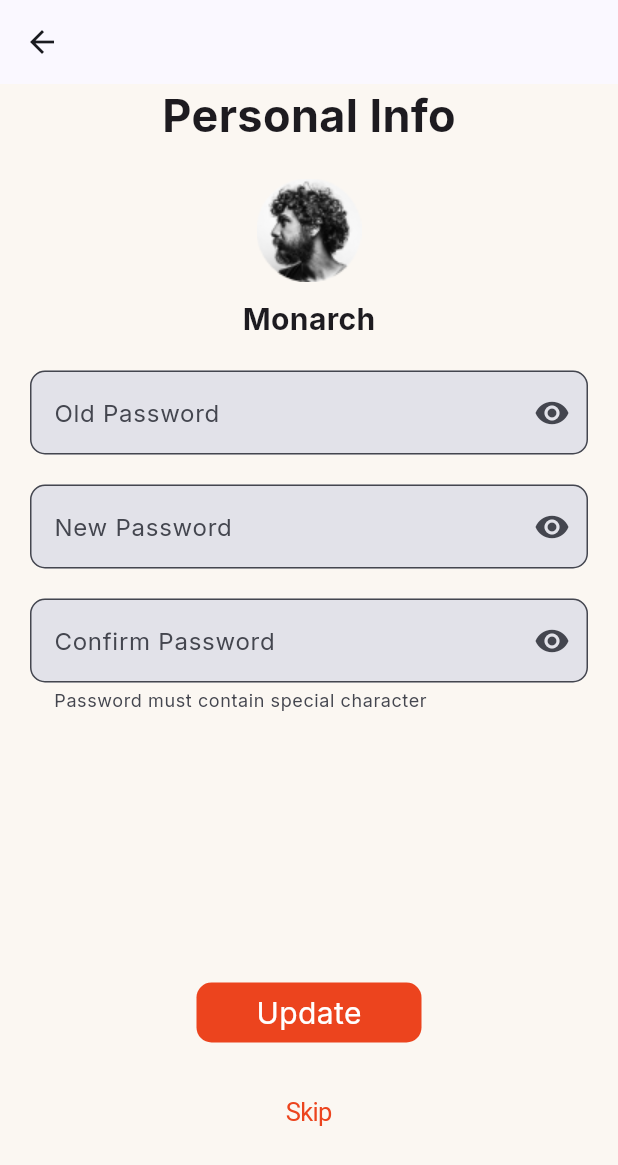
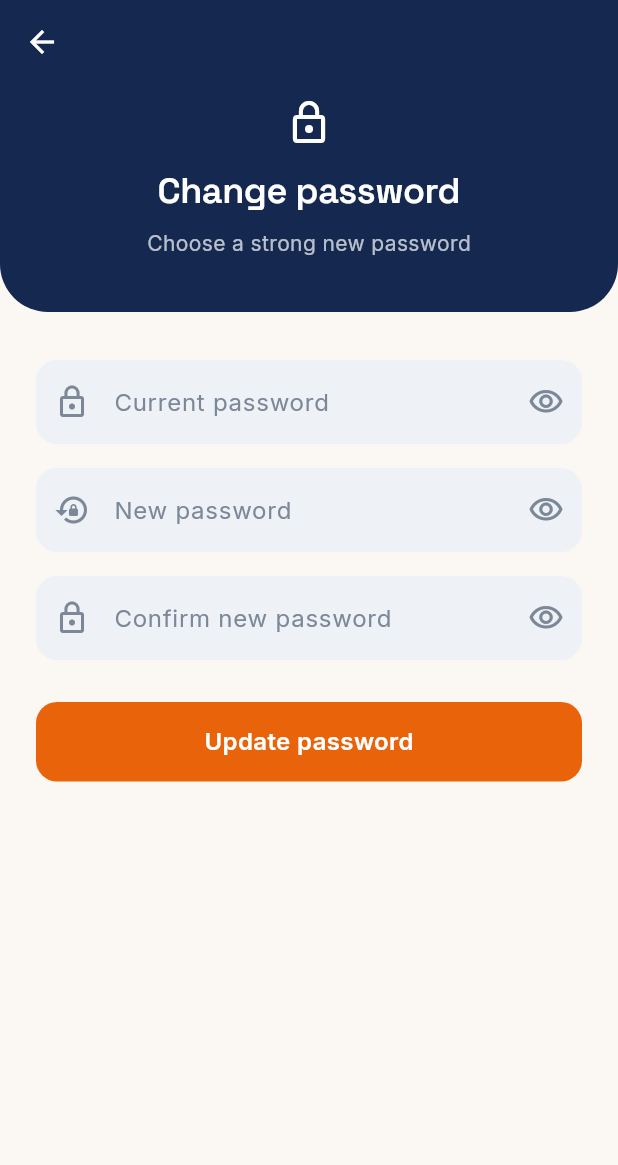
Before and after one commit to monarchjain/AeroBasket, a Flutter app: the ChangePassword screen opened directly, on a phone screen of 412 x 824 dp. Shown: the top 1165 px of the screen. Run offline on Flutter 3.47's test engine with Material 3 defaults, Android fonts, the phone set to English and light mode, and no system bars; our stand-ins replace device_info_plus, get, google_fonts, image_picker, toggle_switch.

Commit message:
Redesign Change Password and Update Profile screens, add SlideToConfirm widget, wire password changes to backend

```diff
--- a/lib/changepassword.dart
+++ b/lib/changepassword.dart
@@ -1,6 +1,11 @@
-import 'package:aerobasket/searchpage.dart';
-import 'package:flutter/cupertino.dart';
+import 'dart:convert';
 import 'package:flutter/material.dart';
+import 'package:get/get.dart';
+import 'package:http/http.dart' as http;
+import 'package:google_fonts/google_fonts.dart';
+import 'controllers/auth_controller.dart';
+import 'config/api_config.dart';
+import 'config/app_theme.dart';
 
 class ChangePassword extends StatefulWidget {
   const ChangePassword({super.key});
@@ -8,145 +13,183 @@ class ChangePassword extends StatefulWidget {
   @override
   State<ChangePassword> createState() => _ChangePasswordState();
 }
+
 class _ChangePasswordState extends State<ChangePassword> {
-  bool passwordVisible=false;
-  @override
-  void initState(){
-    super.initState();
-    passwordVisible=true;
+  final AuthController authController = Get.find<AuthController>();
+  final GlobalKey<FormState> globalKey = GlobalKey<FormState>();
+
+  TextEditingController oldPasswordController = TextEditingController();
+  TextEditingController newPasswordController = TextEditingController();
+  TextEditingController confirmPasswordController = TextEditingController();
+
+  bool oldVisible = true;
+  bool newVisible = true;
+  bool confirmVisible = true;
+  bool isLoading = false;
+
+  Future<void> updatePassword() async {
+    if (!globalKey.currentState!.validate()) {
+      return;
+    }
+
+    setState(() { isLoading = true; });
+
+    try {
+      final response = await http.post(
+        Uri.parse('${ApiConfig.baseUrl}/api/auth/change-password'),
+        headers: {
+          'Content-Type': 'application/json',
+          'Authorization': 'Bearer ${authController.token.value}',
+        },
+        body: jsonEncode({
+          "oldPassword": oldPasswordController.text,
+          "newPassword": newPasswordController.text,
+        }),
+      );
+
+      final data = jsonDecode(response.body);
+
+      if (response.statusCode == 200) {
+        if (mounted) {
+          ScaffoldMessenger.of(context).showSnackBar(
+            const SnackBar(content: Text("Password changed successfully")),
+          );
+          Navigator.pop(context);
+        }
+      } else {
+        if (mounted) {
+          ScaffoldMessenger.of(context).showSnackBar(
+            SnackBar(content: Text(data['message'] ?? 'Could not change password')),
+          );
+        }
+      }
+    } catch (e) {
+      if (mounted) {
+        ScaffoldMessenger.of(context).showSnackBar(
+          const SnackBar(content: Text('Could not connect to server. Is the backend running?')),
+        );
+      }
+    } finally {
+      if (mounted) {
+        setState(() { isLoading = false; });
+      }
+    }
   }
 
   @override
   Widget build(BuildContext context) {
     return Scaffold(
+      backgroundColor: AppColors.paper,
       appBar: AppBar(
-        title: const Text(''),
+        backgroundColor: AppColors.navy,
+        foregroundColor: Colors.white,
+        elevation: 0,
       ),
       body: SingleChildScrollView(
+        child: Form(
+          key: globalKey,
           child: Column(
-          mainAxisAlignment: MainAxisAlignment.start,
-          crossAxisAlignment: CrossAxisAlignment.start,
+            crossAxisAlignment: CrossAxisAlignment.stretch,
             children: [
-            const Center(child: Text("Personal Info",style: TextStyle(fontSize: 30,fontWeight: FontWeight.bold),)),
-            Padding(
-              padding: const EdgeInsets.only(top: 20),
-              child: Center(child: Image.asset("assets/profilepic.png")),
+              Container(
+                width: double.infinity,
+                padding: const EdgeInsets.only(top: 10, bottom: 36),
+                decoration: const BoxDecoration(
+                  color: AppColors.navy,
+                  borderRadius: BorderRadius.only(
+                    bottomLeft: Radius.circular(32),
+                    bottomRight: Radius.circular(32),
                   ),
-            const Padding(
-              padding: EdgeInsets.only(top: 10),
-              child: Center(child: Text("Monarch",style: TextStyle(fontSize: 20,fontWeight: FontWeight.bold),)),
                 ),
-            Padding(
-              padding: const EdgeInsets.only(top: 20,left: 20,right: 20),
-              child: TextField(
-                obscureText: passwordVisible,
-                decoration: InputDecoration(
-                  labelText: "Old Password",
-                  helperStyle:const TextStyle(color:Colors.red),
-                  border: OutlineInputBorder(
-                      borderRadius: BorderRadius.circular(10)
+                child: Column(
+                  children: [
+                    const Icon(Icons.lock_outline, color: Colors.white, size: 32),
+                    const SizedBox(height: 12),
+                    Text(
+                      'Change password',
+                      style: GoogleFonts.spaceGrotesk(
+                        fontSize: 24,
+                        fontWeight: FontWeight.w600,
+                        color: Colors.white,
+                        letterSpacing: -0.3,
                       ),
-                  hintText: "Enter  your Old Password",
-                  suffixIcon: IconButton(icon: Icon(passwordVisible?Icons.visibility : Icons.visibility_off),
-                    onPressed: (){
-                      setState(
-                            () {
-                          passwordVisible = !passwordVisible;
-                        },
-                      );
-                    },
                     ),
-                  alignLabelWithHint: false,
-                  filled: true,
+                    const SizedBox(height: 8),
+                    Text(
+                      "Choose a strong new password",
+                      style: GoogleFonts.inter(fontSize: 14, color: Colors.white.withOpacity(0.7)),
                     ),
-                keyboardType: TextInputType.visiblePassword,
-                textInputAction: TextInputAction.done,
+                  ],
                 ),
               ),
               Padding(
-              padding: const EdgeInsets.only(top: 20,left: 20,right: 20),
-              child: TextField(
-                obscureText: passwordVisible,
-                decoration: InputDecoration(
-                  labelText: "New Password",
-                  border: OutlineInputBorder(
-                      borderRadius: BorderRadius.circular(10)
+                padding: const EdgeInsets.fromLTRB(24, 32, 24, 24),
+                child: Column(
+                  crossAxisAlignment: CrossAxisAlignment.stretch,
+                  children: [
+                    TextFormField(
+                      controller: oldPasswordController,
+                      obscureText: oldVisible,
+                      decoration: AppInputs.filled(label: "Current password", icon: Icons.lock_outline).copyWith(
+                        suffixIcon: IconButton(
+                          icon: Icon(oldVisible ? Icons.visibility_outlined : Icons.visibility_off_outlined, color: AppColors.slate),
+                          onPressed: () => setState(() { oldVisible = !oldVisible; }),
                         ),
-                  hintText: "Enter your New Password",
-                  suffixIcon: IconButton(icon: Icon(passwordVisible?Icons.visibility : Icons.visibility_off),
-                    onPressed: (){
-                      setState(
-                            () {
-                          passwordVisible = !passwordVisible;
-                        },
-                      );
+                      ),
+                      validator: (value) {
+                        if (value == null || value.isEmpty) return 'Please enter your current password';
+                        return null;
                       },
                     ),
-                  alignLabelWithHint: false,
-                  filled: true,
-                ),
-                keyboardType: TextInputType.visiblePassword,
-                textInputAction: TextInputAction.done,
+                    const SizedBox(height: 16),
+                    TextFormField(
+                      controller: newPasswordController,
+                      obscureText: newVisible,
+                      decoration: AppInputs.filled(label: "New password", icon: Icons.lock_reset).copyWith(
+                        suffixIcon: IconButton(
+                          icon: Icon(newVisible ? Icons.visibility_outlined : Icons.visibility_off_outlined, color: AppColors.slate),
+                          onPressed: () => setState(() { newVisible = !newVisible; }),
                         ),
                       ),
-            Padding(
-              padding: const EdgeInsets.only(top: 20,left: 20,right: 20),
-              child: TextField(
-                obscureText: passwordVisible,
-                decoration: InputDecoration(
-                  labelText: "Confirm Password",
-                  helperText:"Password must contain special character",
-                  border: OutlineInputBorder(
-                      borderRadius: BorderRadius.circular(10)
-                  ),
-                  hintText: "Re-enter your New Password",
-                  suffixIcon: IconButton(icon: Icon(passwordVisible?Icons.visibility : Icons.visibility_off),
-                    onPressed: (){
-                      setState(
-                            () {
-                          passwordVisible = !passwordVisible;
-                        },
-                      );
+                      validator: (value) {
+                        if (value == null || value.isEmpty) return 'Please enter a new password';
+                        if (value.length < 8) return 'Password must be at least 8 characters long';
+                        if (!value.contains(RegExp(r'[A-Z]'))) return 'Must contain at least one uppercase letter';
+                        if (!value.contains(RegExp(r'[a-z]'))) return 'Must contain at least one lowercase letter';
+                        if (!value.contains(RegExp(r'[0-9]'))) return 'Must contain at least one digit';
+                        if (!value.contains(RegExp(r'[!@#$%^&*(),.?":{}|<>]'))) return 'Must contain at least one special character';
+                        return null;
                       },
                     ),
-                  alignLabelWithHint: false,
-                  filled: true,
-                ),
-                keyboardType: TextInputType.visiblePassword,
-                textInputAction: TextInputAction.done,
+                    const SizedBox(height: 16),
+                    TextFormField(
+                      controller: confirmPasswordController,
+                      obscureText: confirmVisible,
+                      decoration: AppInputs.filled(label: "Confirm new password", icon: Icons.lock_outline).copyWith(
+                        suffixIcon: IconButton(
+                          icon: Icon(confirmVisible ? Icons.visibility_outlined : Icons.visibility_off_outlined, color: AppColors.slate),
+                          onPressed: () => setState(() { confirmVisible = !confirmVisible; }),
                         ),
                       ),
-            Padding(
-              padding: const EdgeInsets.only(top: 180),
-              child: Center(
-                child: Container(
-                  height: 40,
-                  width: 150,
-                  decoration: const BoxDecoration(
-                      borderRadius: BorderRadius.all(Radius.circular(10)),
-                      color: Color(0xFFEC441E)
-                  ),
-                  child: const Center(child: Text("Update",style: TextStyle(fontSize: 20,color: Colors.white),)),
-                ),
-              ),
-            ),
-            Padding(
-              padding: const EdgeInsets.only(top: 20),
-              child: Center(
-                child: CupertinoButton(
-                  child: const Text('Skip',style: TextStyle(color: Color(0xFFEC441E)),),
-                  onPressed: (){
-                    Navigator.push(
-                        context,
-                        CupertinoPageRoute(builder :(context) => const Searchpage())
-                    );
+                      validator: (value) {
+                        if (value == null || value.isEmpty) return 'Please confirm your new password';
+                        if (value != newPasswordController.text) return 'Passwords do not match';
+                        return null;
                       },
                     ),
+                    const SizedBox(height: 28),
+                    PrimaryButton(
+                      label: "Update password",
+                      isLoading: isLoading,
+                      onTap: isLoading ? null : updatePassword,
+                    ),
+                  ],
                 ),
               ),
             ],
           ),
         ),
+      ),
     );
   }
 }
```
Also changed, not shown: lib/config/app_theme.dart (+76 -0 lines), lib/mycart.dart (+3 -9 lines), lib/updateprofile.dart (+133 -147 lines), 1 other file. Lines whose indentation alone changed are shown as unchanged.
